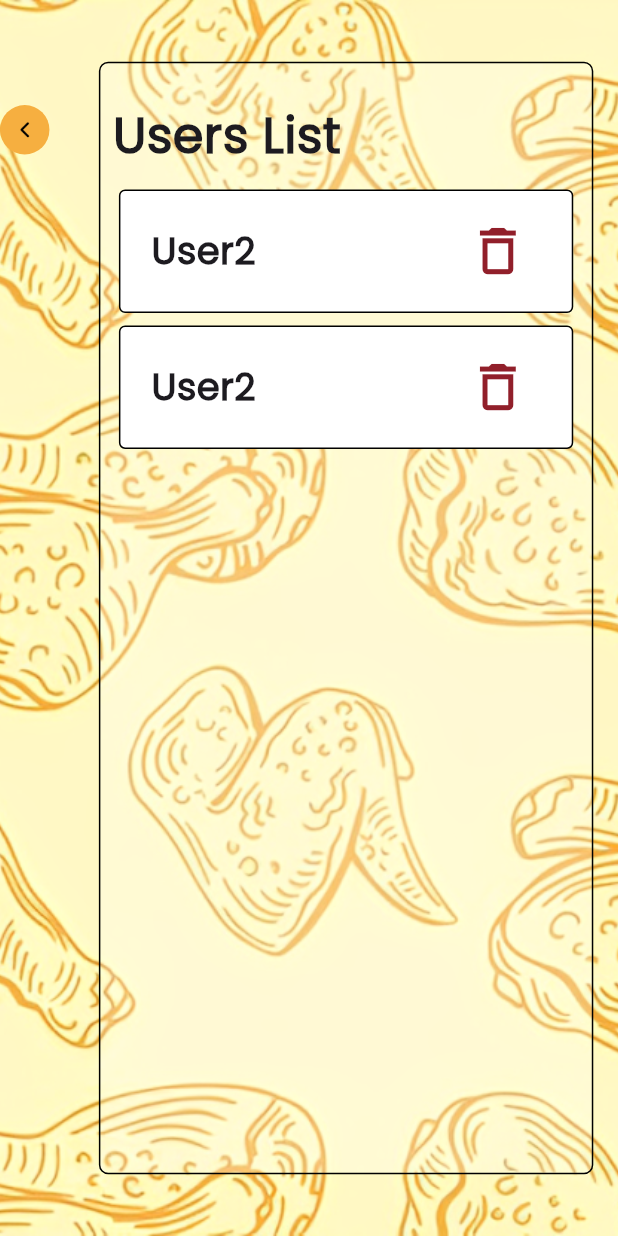
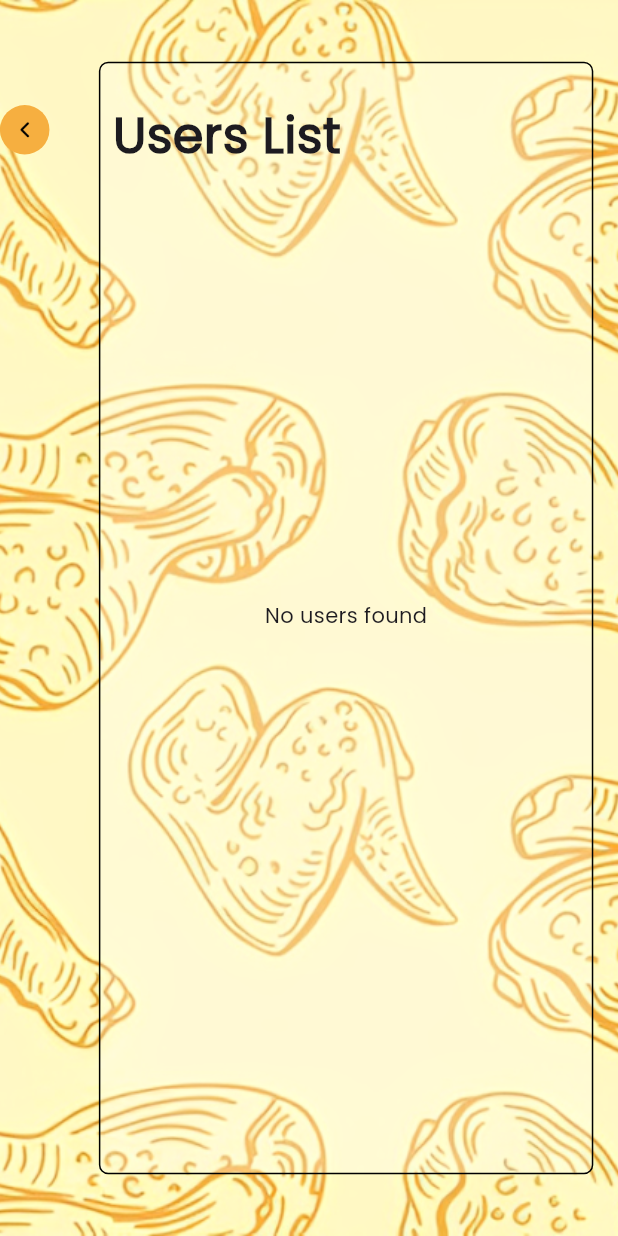
Before and after one commit to rohithvijayan774/AL-Ridha_Admin_Kitchen, a Flutter app: the UserList screen opened directly, on a phone screen of 412 x 824 dp. Run offline on Flutter 3.47's test engine with Material 3 defaults, Android fonts, the light colour scheme and no system bars; our stand-ins replace awesome_snackbar_content, cloud_firestore, firebase_auth, firebase_core, firebase_storage, image_picker; accounts and stored records are empty.

Commit message:
users list

```diff
--- a/lib/Dashboard/UserList.dart
+++ b/lib/Dashboard/UserList.dart
@@ -1,5 +1,7 @@
+import 'package:admin/controller/admin_controller.dart';
 import 'package:flutter/cupertino.dart';
 import 'package:flutter/material.dart';
+import 'package:provider/provider.dart';
 
 class UserList extends StatelessWidget {
   const UserList({super.key});
@@ -7,21 +9,12 @@ class UserList extends StatelessWidget {
   Widget build(BuildContext context) {
     final Height = MediaQuery.of(context).size.height;
     final Width = MediaQuery.of(context).size.width;
-    List<Map<String, dynamic>> items = [
-      {
-        'title': 'User2',
-      },
-      {
-        'title': 'User2',
-
-      },
-      ];
 
     return Scaffold(
       body: Container(
         height: Height,
         width: Width,
-        decoration: BoxDecoration(
+        decoration: const BoxDecoration(
             image: DecorationImage(
                 image: AssetImage(
                   'asset/images/background.png',
@@ -40,14 +33,14 @@ class UserList extends StatelessWidget {
                     Container(
                       height: Height * 0.08,
                       width: Width * 0.08,
-                      decoration: BoxDecoration(
+                      decoration: const BoxDecoration(
                         shape: BoxShape.circle,
                         color: Color(0xffF6AF40),
                       ),
                       child: Center(
                         child: IconButton(
                           icon: ImageIcon(
-                            AssetImage('asset/icons/left.png'),
+                            const AssetImage('asset/icons/left.png'),
                             size: Height * 0.06,
                             color: Colors.black,
                           ),
@@ -92,7 +85,7 @@ class UserList extends StatelessWidget {
                                     fontSize: Height * 0.04,
                                     fontWeight: FontWeight.bold),
                               ),
-                              Spacer(),
+                              const Spacer(),
                               // InkWell(
                               //   onTap: () {},
                               //   child: SizedBox(
@@ -146,45 +139,97 @@ class UserList extends StatelessWidget {
                               height: Height * 0.7,
                               width: Width * 0.8,
                               // color: Colors.greenAccent,
-                              child: ListView.builder(
+                              child: Consumer<AdminController>(
+                                  builder: (context, usersController, _) {
+                                return FutureBuilder(
+                                    future: usersController.fetchUsers(),
+                                    builder: (context, snapshot) {
+                                      return snapshot.connectionState ==
+                                              ConnectionState.waiting
+                                          ? const Center(
+                                              child:
+                                                  CircularProgressIndicator(),
+                                            )
+                                          : usersController.usersList.isEmpty
+                                              ? const Center(
+                                                  child: Text('No users found'),
+                                                )
+                                              : ListView.builder(
                                                   // padding: EdgeInsets.symmetric(
                                                   //     vertical: Height * 0.05),
-                                  scrollDirection: Axis.vertical,
-                                  itemCount: items.length,
-                                  itemBuilder: (context, index) {
-                                    return Container(
-                                        margin: EdgeInsets.all(Width * 0.01),
-                                        height: Height * 0.1,
-                                        decoration: BoxDecoration(
-                                          color: Colors.white,
-                                          borderRadius: BorderRadius.circular(
-                                              Width * 0.01),
-                                          border: Border.all(),
+                                                  scrollDirection:
+                                                      Axis.vertical,
+                                                  itemCount: usersController
+                                                      .usersList.length,
+                                                  itemBuilder:
+                                                      (context, index) {
+                                                    return snapshot
+                                                                .connectionState ==
+                                                            ConnectionState
+                                                                .waiting
+                                                        ? const Center(
+                                                            child:
+                                                                CircularProgressIndicator(),
+                                                          )
+                                                        : Container(
+                                                            margin:
+                                                                EdgeInsets.all(
+                                                                    Width *
+                                                                        0.01),
+                                                            height:
+                                                                Height * 0.1,
+                                                            decoration:
+                                                                BoxDecoration(
+                                                              color:
+                                                                  Colors.white,
+                                                              borderRadius:
+                                                                  BorderRadius
+                                                                      .circular(
+                                                                          Width *
+                                                                              0.01),
+                                                              border:
+                                                                  Border.all(),
                                                             ),
                                                             child: Row(
                                                               children: [
                                                                 SizedBox(
-                                              width: Width * 0.05,
+                                                                  width: Width *
+                                                                      0.05,
                                                                 ),
                                                                 Text(
-                                              items[index]['title'],
+                                                                  usersController
+                                                                      .usersList[
+                                                                          index]
+                                                                      .userName,
                                                                   style: TextStyle(
-                                                  fontWeight: FontWeight.bold,
-                                                  fontSize: Height * 0.03),
+                                                                      fontWeight:
+                                                                          FontWeight
+                                                                              .bold,
+                                                                      fontSize:
+                                                                          Height *
+                                                                              0.03),
                                                                 ),
-                                            Spacer(),
+                                                                const Spacer(),
                                                                 IconButton(
-                                              iconSize: Height * 0.05,
-                                              onPressed: () {},
-                                              icon: Icon(Icons
+                                                                  iconSize:
+                                                                      Height *
+                                                                          0.05,
+                                                                  onPressed:
+                                                                      () {},
+                                                                  icon: const Icon(
+                                                                      Icons
                                                                           .delete_outline_outlined),
-                                              color: Color(0xff911f2a),
+                                                                  color: const Color(
+                                                                      0xff911f2a),
                                                                 ),
                                                                 SizedBox(
-                                              width: Width * 0.05,
+                                                                  width: Width *
+                                                                      0.05,
                                                                 ),
                                                               ],
                                                             ));
+                                                  });
+                                    });
                               }))
                         ],
                       ),
--- /dev/null
+++ b/lib/models/user_model.dart
@@ -0,0 +1,39 @@
+class UserModel {
+  String userID;
+  String userName;
+  String userEmail;
+  int userNumber;
+  String? userAddress;
+  String? proPic;
+
+  UserModel({
+    required this.userID,
+    required this.userName,
+    required this.userEmail,
+    required this.userNumber,
+    this.userAddress,
+    this.proPic,
+  });
+
+  factory UserModel.fromMap(Map<String, dynamic> map) {
+    return UserModel(
+      userID: map['userID'],
+      userName: map['userName'],
+      userEmail: map['userEmail'],
+      userNumber: map['userNumber'],
+      userAddress: map['userAddress'],
+      proPic: map['proPic'],
+    );
+  }
+
+  Map<String, dynamic> toMap() {
+    return {
+      'userID': userID,
+      'userName': userName,
+      'userEmail': userEmail,
+      'userNumber': userNumber,
+      'userAddress': userAddress,
+      'proPic': proPic,
+    };
+  }
+}
```
Also changed, not shown: lib/controller/admin_controller.dart (+37 -3 lines), 1 other file. Lines whose indentation alone changed are shown as unchanged.
